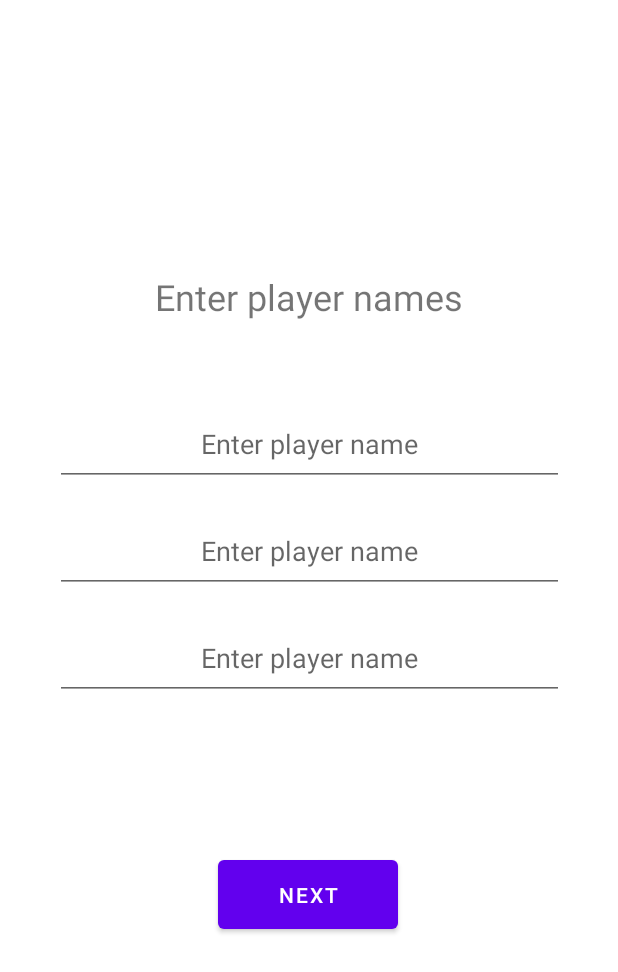
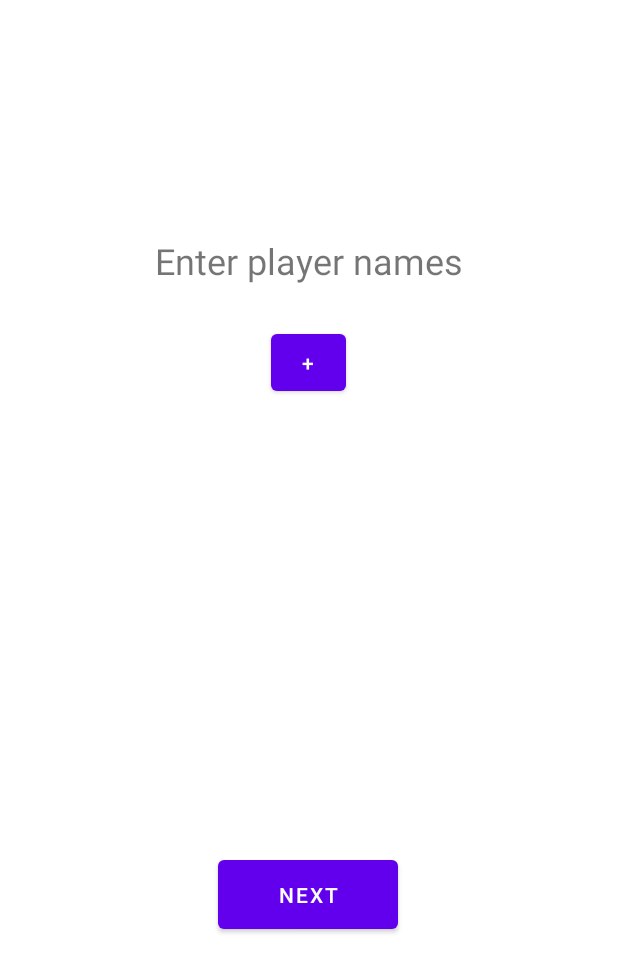
Before and after one commit to mjausmanis/DrinkOrDare, an Android app: the PlayerInputFragment screen opened through its navigation route, on a phone screen of 412 x 824 dp. Shown: the top 972 px of the screen. Run offline under Robolectric (Android 15) with nearby library versions, the phone set to English and light mode, and no system bars; our stand-ins replace navigation-ui; Roboto replaces fonts that are not available here.

Commit message:
Added player input functionality
Still need to be able to access created objects in other fragments

```diff
--- a/app/src/main/res/layout/player_input_frag.xml
+++ b/app/src/main/res/layout/player_input_frag.xml
@@ -5,36 +5,6 @@
     android:layout_width="match_parent"
     android:layout_height="match_parent"
     tools:context=".PlayerInputFragment">
-
-    <com.google.android.material.textfield.TextInputEditText
-        android:id="@+id/editText2"
-        android:layout_width="339dp"
-        android:layout_height="55dp"
-        android:layout_marginStart="36dp"
-        android:layout_marginTop="8dp"
-        android:layout_marginEnd="36dp"
-        android:layout_marginBottom="8dp"
-        android:hint="Enter player name"
-        android:textAlignment="center"
-        app:layout_constraintBottom_toTopOf="@+id/textInputEditText"
-        app:layout_constraintEnd_toEndOf="parent"
-        app:layout_constraintStart_toStartOf="parent"
-        app:layout_constraintTop_toBottomOf="@+id/editText" />
-
-    <com.google.android.material.textfield.TextInputEditText
-        android:id="@+id/editText"
-        android:layout_width="339dp"
-        android:layout_height="55dp"
-        android:layout_marginStart="36dp"
-        android:layout_marginTop="57dp"
-        android:layout_marginEnd="36dp"
-        android:layout_marginBottom="8dp"
-        android:hint="Enter player name"
-        android:textAlignment="center"
-        app:layout_constraintBottom_toTopOf="@+id/editText2"
-        app:layout_constraintEnd_toEndOf="parent"
-        app:layout_constraintStart_toStartOf="parent"
-        app:layout_constraintTop_toBottomOf="@+id/playersTitle" />
 
     <Button
         android:id="@+id/goToGameSetup"
@@ -60,22 +30,42 @@
         app:layout_constraintEnd_toEndOf="parent"
         app:layout_constraintStart_toStartOf="parent"
         app:layout_constraintTop_toTopOf="parent"
-        app:layout_constraintVertical_bias="0.991"
+        app:layout_constraintVertical_bias="0.863"
         tools:textAlignment="center" />
 
-    <com.google.android.material.textfield.TextInputEditText
-        android:id="@+id/textInputEditText"
-        android:layout_width="339dp"
-        android:layout_height="55dp"
-        android:layout_marginStart="36dp"
-        android:layout_marginTop="8dp"
-        android:layout_marginEnd="36dp"
-        android:layout_marginBottom="103dp"
-        android:hint="Enter player name"
-        android:textAlignment="center"
+    <ScrollView
+        android:id="@+id/inputScrollView"
+        android:layout_width="250dp"
+        android:layout_height="320dp"
+        android:layout_marginTop="15dp"
+        android:layout_marginBottom="20dp"
         app:layout_constraintBottom_toTopOf="@+id/goToGameSetup"
         app:layout_constraintEnd_toEndOf="parent"
+        app:layout_constraintHorizontal_bias="0.496"
         app:layout_constraintStart_toStartOf="parent"
-        app:layout_constraintTop_toBottomOf="@+id/editText2" />
+        app:layout_constraintTop_toBottomOf="@+id/playersTitle">
+
+        <LinearLayout
+            android:id="@+id/inputContentLayout"
+            android:layout_width="match_parent"
+            android:layout_height="wrap_content"
+            android:gravity="center"
+            android:orientation="vertical">
+
+
+            <LinearLayout
+                android:id="@+id/inputLinearLayout"
+                android:layout_width="match_parent"
+                android:layout_height="match_parent"
+                android:orientation="vertical"></LinearLayout>
+
+            <Button
+                android:id="@+id/addPlayerButton"
+                android:layout_width="50dp"
+                android:layout_height="50dp"
+
+                android:text="+" />
+        </LinearLayout>
+    </ScrollView>
 
 </androidx.constraintlayout.widget.ConstraintLayout>
```
Also changed, not shown: app/src/main/java/com/example/drinkordare/Player.java (added, +23 -0 lines), app/src/main/java/com/example/drinkordare/PlayerInputFragment.java (+51 -0 lines).
